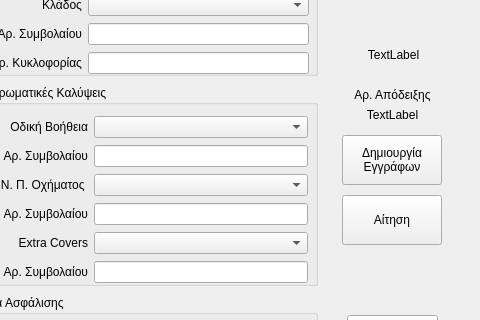
Old version of the form src/receipt.ui in the repository nmaragos/domino; both pictures show x 83 to 563 and y 134 to 454 of the 563 by 611 pixel window.
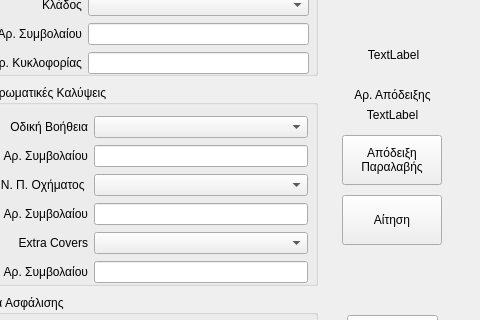
New version of the form. Icons and pictures are not drawn.

Commit message: Option to center QMessageBox text

The edit to the form file:
```diff
--- a/src/receipt.ui
+++ b/src/receipt.ui
@@ -601,8 +601,8 @@
      </rect>
     </property>
     <property name="text">
-     <string>Δημιουργία
-Εγγράφων</string>
+     <string>Απόδειξη
+Παραλαβής</string>
     </property>
    </widget>
    <widget class="QLabel" name="label_17">
```
Left out of the diff: 2 changed lines with no effect on the pictures. The commit also changes 2 other files.
